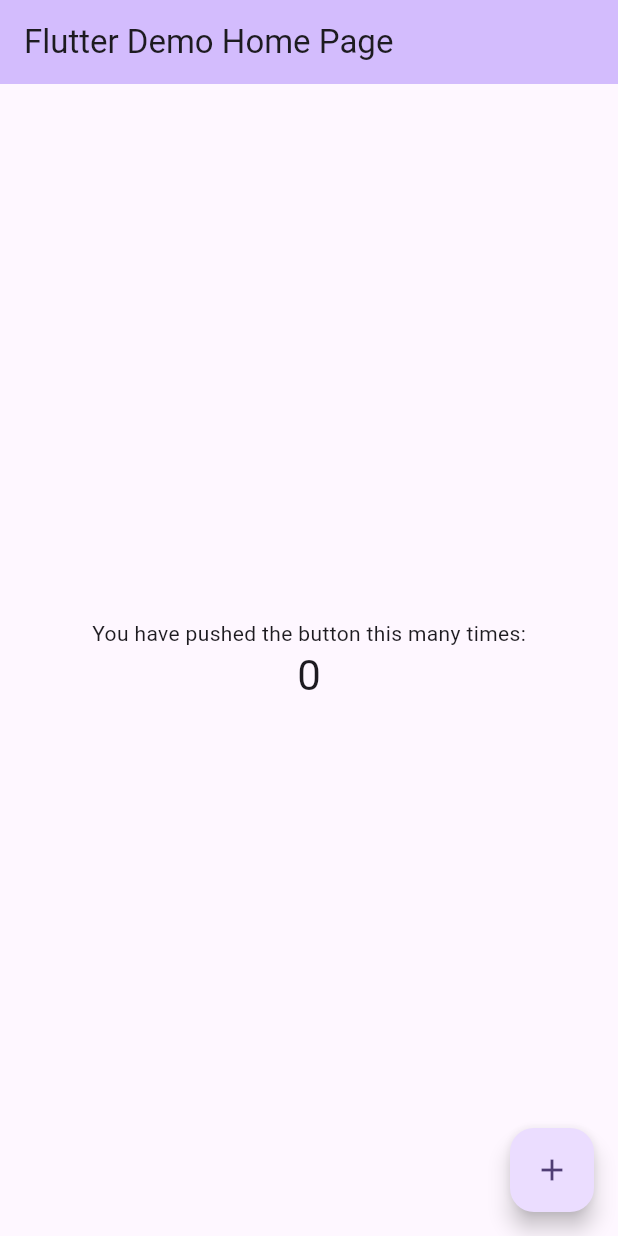
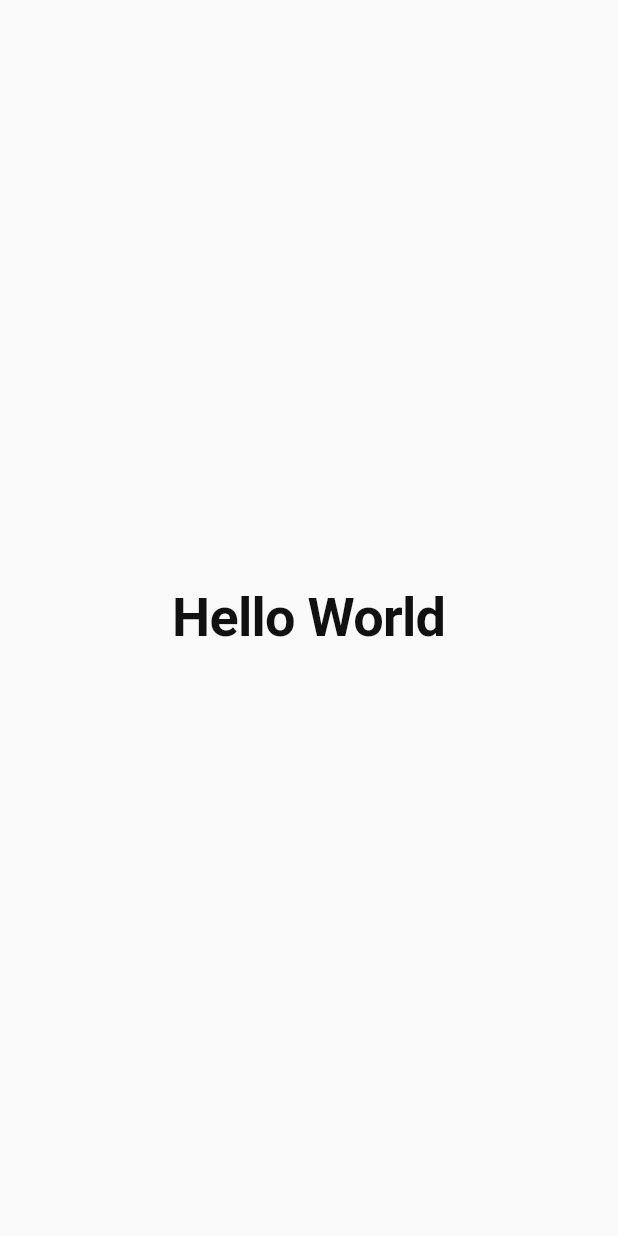
Before and after one commit to saranskumar/startathon, a Flutter app: the screen it shows after launch, on a phone screen of 412 x 824 dp. Run offline on Flutter 3.47's test engine with Material 3 defaults, Android fonts, the phone set to English and light mode, and no system bars.

Commit message:
upp
Co-authored-by: Cursor <cursoragent@cursor.com>

# Conflicts:
#	README.md

```diff
--- a/code/app/lib/main.dart
+++ b/code/app/lib/main.dart
@@ -1,121 +1,47 @@
 import 'package:flutter/material.dart';
 
 void main() {
-  runApp(const MyApp());
+  runApp(const HelloWorldApp());
 }
 
-class MyApp extends StatelessWidget {
-  const MyApp({super.key});
+class HelloWorldApp extends StatelessWidget {
+  const HelloWorldApp({super.key});
 
-  // This widget is the root of your application.
   @override
   Widget build(BuildContext context) {
     return MaterialApp(
-      title: 'Flutter Demo',
+      title: 'Hello World',
+      debugShowCheckedModeBanner: false,
       theme: ThemeData(
-        // This is the theme of your application.
-        //
-        // TRY THIS: Try running your application with "flutter run". You'll see
-        // the application has a purple toolbar. Then, without quitting the app,
-        // try changing the seedColor in the colorScheme below to Colors.green
-        // and then invoke "hot reload" (save your changes or press the "hot
-        // reload" button in a Flutter-supported IDE, or press "r" if you used
-        // the command line to start the app).
-        //
-        // Notice that the counter didn't reset back to zero; the application
-        // state is not lost during the reload. To reset the state, use hot
-        // restart instead.
-        //
-        // This works for code too, not just values: Most code changes can be
-        // tested with just a hot reload.
-        colorScheme: .fromSeed(seedColor: Colors.deepPurple),
+        colorScheme: ColorScheme.fromSeed(
+          seedColor: const Color(0xFF1A1A1A),
+          brightness: Brightness.light,
+        ),
+        useMaterial3: true,
       ),
-      home: const MyHomePage(title: 'Flutter Demo Home Page'),
+      home: const HelloWorldPage(),
     );
   }
 }
 
-class MyHomePage extends StatefulWidget {
-  const MyHomePage({super.key, required this.title});
-
-  // This widget is the home page of your application. It is stateful, meaning
-  // that it has a State object (defined below) that contains fields that affect
-  // how it looks.
-
-  // This class is the configuration for the state. It holds the values (in this
-  // case the title) provided by the parent (in this case the App widget) and
-  // used by the build method of the State. Fields in a Widget subclass are
-  // always marked "final".
-
-  final String title;
-
-  @override
-  State<MyHomePage> createState() => _MyHomePageState();
-}
-
-class _MyHomePageState extends State<MyHomePage> {
-  int _counter = 0;
-
-  void _incrementCounter() {
-    setState(() {
-      // This call to setState tells the Flutter framework that something has
-      // changed in this State, which causes it to rerun the build method below
-      // so that the display can reflect the updated values. If we changed
-      // _counter without calling setState(), then the build method would not be
-      // called again, and so nothing would appear to happen.
-      _counter++;
-    });
-  }
+class HelloWorldPage extends StatelessWidget {
+  const HelloWorldPage({super.key});
 
   @override
   Widget build(BuildContext context) {
-    // This method is rerun every time setState is called, for instance as done
-    // by the _incrementCounter method above.
-    //
-    // The Flutter framework has been optimized to make rerunning build methods
-    // fast, so that you can just rebuild anything that needs updating rather
-    // than having to individually change instances of widgets.
+    final textTheme = Theme.of(context).textTheme;
+
     return Scaffold(
-      appBar: AppBar(
-        // TRY THIS: Try changing the color here to a specific color (to
-        // Colors.amber, perhaps?) and trigger a hot reload to see the AppBar
-        // change color while the other colors stay the same.
-        backgroundColor: Theme.of(context).colorScheme.inversePrimary,
-        // Here we take the value from the MyHomePage object that was created by
-        // the App.build method, and use it to set our appbar title.
-        title: Text(widget.title),
-      ),
+      backgroundColor: const Color(0xFFFAFAFA),
       body: Center(
-        // Center is a layout widget. It takes a single child and positions it
-        // in the middle of the parent.
-        child: Column(
-          // Column is also a layout widget. It takes a list of children and
-          // arranges them vertically. By default, it sizes itself to fit its
-          // children horizontally, and tries to be as tall as its parent.
-          //
-          // Column has various properties to control how it sizes itself and
-          // how it positions its children. Here we use mainAxisAlignment to
-          // center the children vertically; the main axis here is the vertical
-          // axis because Columns are vertical (the cross axis would be
-          // horizontal).
-          //
-          // TRY THIS: Invoke "debug painting" (choose the "Toggle Debug Paint"
-          // action in the IDE, or press "p" in the console), to see the
-          // wireframe for each widget.
-          mainAxisAlignment: .center,
-          children: [
-            const Text('You have pushed the button this many times:'),
-            Text(
-              '$_counter',
-              style: Theme.of(context).textTheme.headlineMedium,
-            ),
-          ],
+        child: Text(
+          'Hello World',
+          style: textTheme.displaySmall?.copyWith(
+            fontWeight: FontWeight.w600,
+            letterSpacing: -0.5,
+            color: const Color(0xFF111111),
+          ),
         ),
-      ),
-      floatingActionButton: FloatingActionButton(
-        onPressed: _incrementCounter,
-        tooltip: 'Increment',
-        child: const Icon(Icons.add),
       ),
     );
   }
```
Also changed, not shown: 5 other files.
